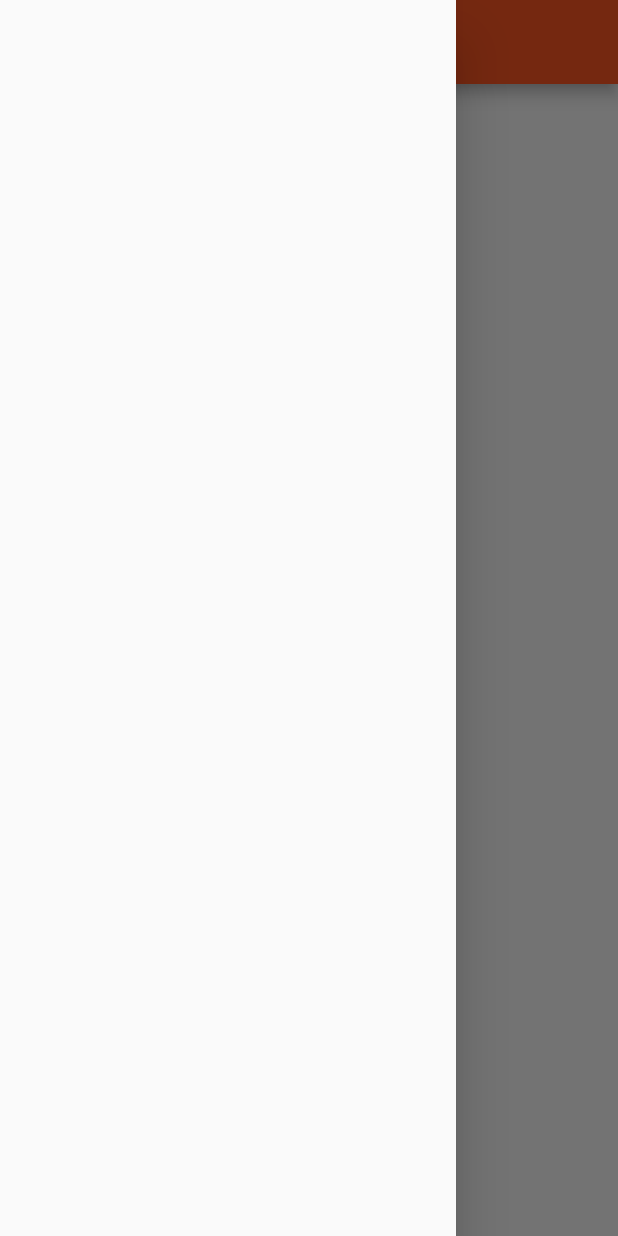
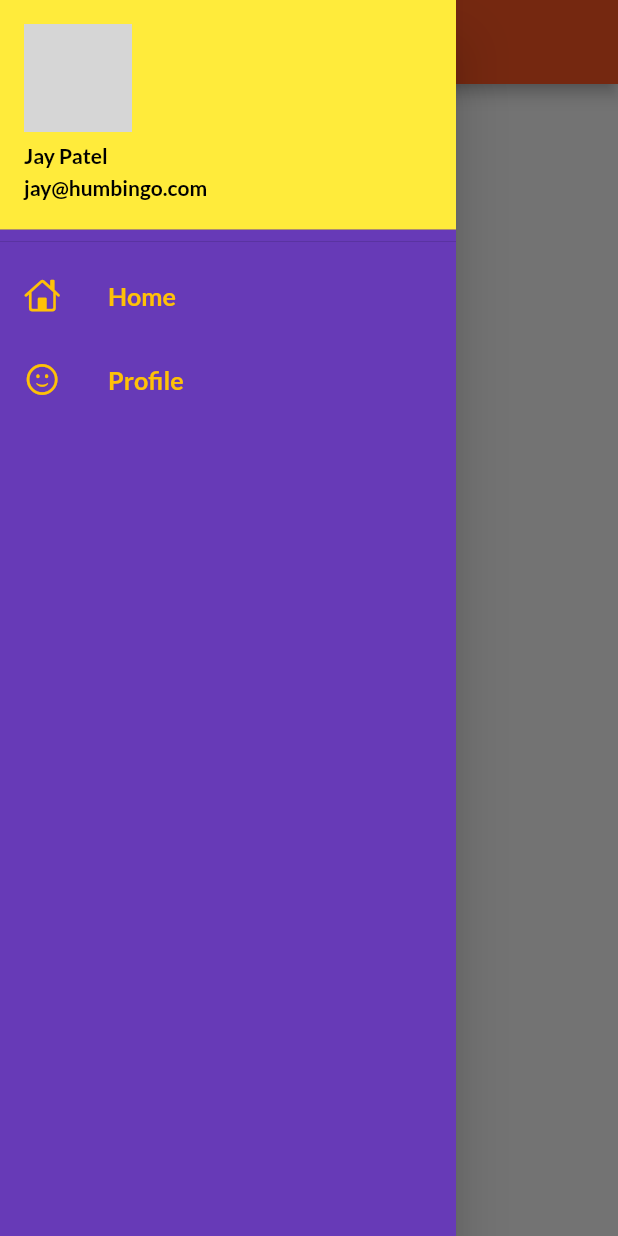
Before and after one commit to mrjaypatel/flutter_learn, a Flutter app: the HomePage screen opened by its route, with the side drawer open, on a phone screen of 412 x 824 dp. Run offline on Flutter 3.47's test engine with Material 2 defaults, Android fonts, the phone set to English and light mode, and no system bars; our stand-ins replace google_fonts; network calls fail; grey boxes are pictures that could not be loaded.

Commit message:
Drawer Added + Form Validations + Small Animation

```diff
--- a/lib/main.dart
+++ b/lib/main.dart
@@ -30,6 +30,7 @@ class myApp extends StatelessWidget {
           primarySwatch: Colors.deepOrange,
           fontFamily: GoogleFonts.lato().fontFamily),
       darkTheme: ThemeData(brightness: Brightness.dark),
+      debugShowCheckedModeBanner: false,
       routes: {
         MyRoutes.rootRoute: (context) => LoginPage(),
         MyRoutes.loginRoute: (context) => LoginPage(),
--- a/lib/screens/auth/login.dart
+++ b/lib/screens/auth/login.dart
@@ -24,7 +24,7 @@ class _LoginPageState extends State<LoginPage> {
         }
       });
       await Future.delayed(Duration(seconds: 1));
-      Navigator.pushNamed(context, MyRoutes.signupRoute);
+      Navigator.pushNamed(context, MyRoutes.homeRoute);
     }
   }
 
@@ -61,7 +61,6 @@ class _LoginPageState extends State<LoginPage> {
                           hintText: "Username", labelText: "Username"),
                       onChanged: (value) {
                         username = value;
-                        print(value + " " + username);
                         setState(() {
                           _formKey.currentState!.validate();
                         });
@@ -82,7 +81,7 @@ class _LoginPageState extends State<LoginPage> {
                       validator: (value) {
                         if (value!.isEmpty) {
                           return "Please Enter Password.";
-                        } else if (value!.length < 6) {
+                        } else if (value.length < 6) {
                           return "Please Enter Min 6 Digit Password.";
                         }
                         return null;
--- a/lib/screens/home_page.dart
+++ b/lib/screens/home_page.dart
@@ -1,4 +1,5 @@
 import 'package:flutter/material.dart';
+import 'package:flutter_learn_1/widgets/drawer.dart';
 
 class HomePage extends StatelessWidget {
   const HomePage({Key? key}) : super(key: key);
@@ -13,7 +14,7 @@ class HomePage extends StatelessWidget {
       body: Center(
         child: Container(child: Text("Hello World $myNumber")),
       ),
-      drawer: Drawer(),
+      drawer: MyDrawer(),
     );
   }
 }
--- /dev/null
+++ b/lib/widgets/drawer.dart
@@ -0,0 +1,70 @@
+import 'package:flutter/cupertino.dart';
+import 'package:flutter/material.dart';
+
+class MyDrawer extends StatelessWidget {
+  const MyDrawer({Key? key}) : super(key: key);
+  final String jayProfPic =
+      "https://media-exp1.licdn.com/dms/image/C4D03AQHk04TiF5O_Kw/profile-displayphoto-shrink_200_200/0/1657874197892?e=1664409600&v=beta&t=VgRTMdnr76scLjkqKwiZAr7yXR2DGAgOHEkZHlcCd0s";
+
+  @override
+  Widget build(BuildContext context) {
+    return Drawer(
+      child: Container(
+        color: Colors.deepPurple,
+        child: ListView(
+          padding: EdgeInsets.zero,
+          children: [
+            DrawerHeader(
+              // decoration: BoxDecoration(color: Colors.yellow),
+              padding: EdgeInsets.zero,
+              child: UserAccountsDrawerHeader(
+                decoration: BoxDecoration(
+                  color: Colors.yellow,
+                ),
+                accountName: Text(
+                  "Jay Patel",
+                  style: TextStyle(
+                      color: Colors.black, fontWeight: FontWeight.bold),
+                ),
+                accountEmail: Text("jay@humbingo.com",
+                    style: TextStyle(
+                        color: Colors.black, fontWeight: FontWeight.bold)),
+                currentAccountPicture: CircleAvatar(
+                  backgroundImage: NetworkImage(jayProfPic),
+                ),
+              ),
+            ),
+            ListTile(
+              leading: Icon(
+                CupertinoIcons.home,
+                color: Colors.amber,
+              ),
+              title: Text(
+                "Home",
+                textScaleFactor: 1.2,
+                style: TextStyle(
+                  color: Colors.amber,
+                  fontWeight: FontWeight.bold,
+                ),
+              ),
+            ),
+            ListTile(
+              leading: Icon(
+                CupertinoIcons.smiley,
+                color: Colors.amber,
+              ),
+              title: Text(
+                "Profile",
+                textScaleFactor: 1.2,
+                style: TextStyle(
+                  color: Colors.amber,
+                  fontWeight: FontWeight.bold,
+                ),
+              ),
+            )
+          ],
+        ),
+      ),
+    );
+  }
+}
```
